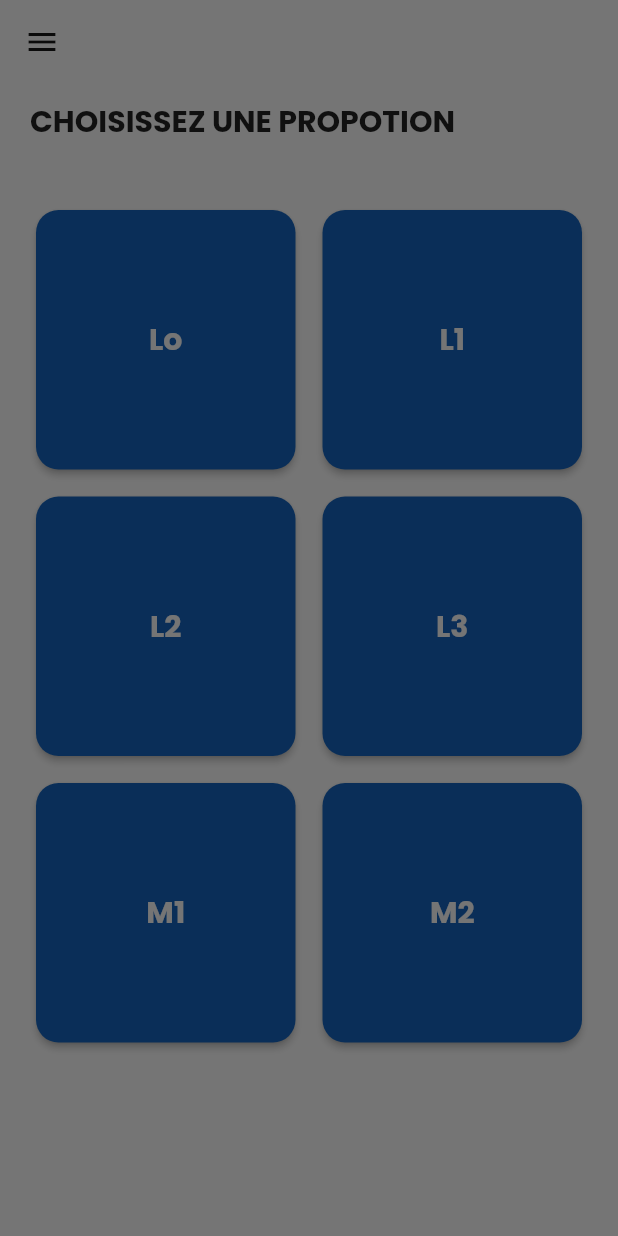
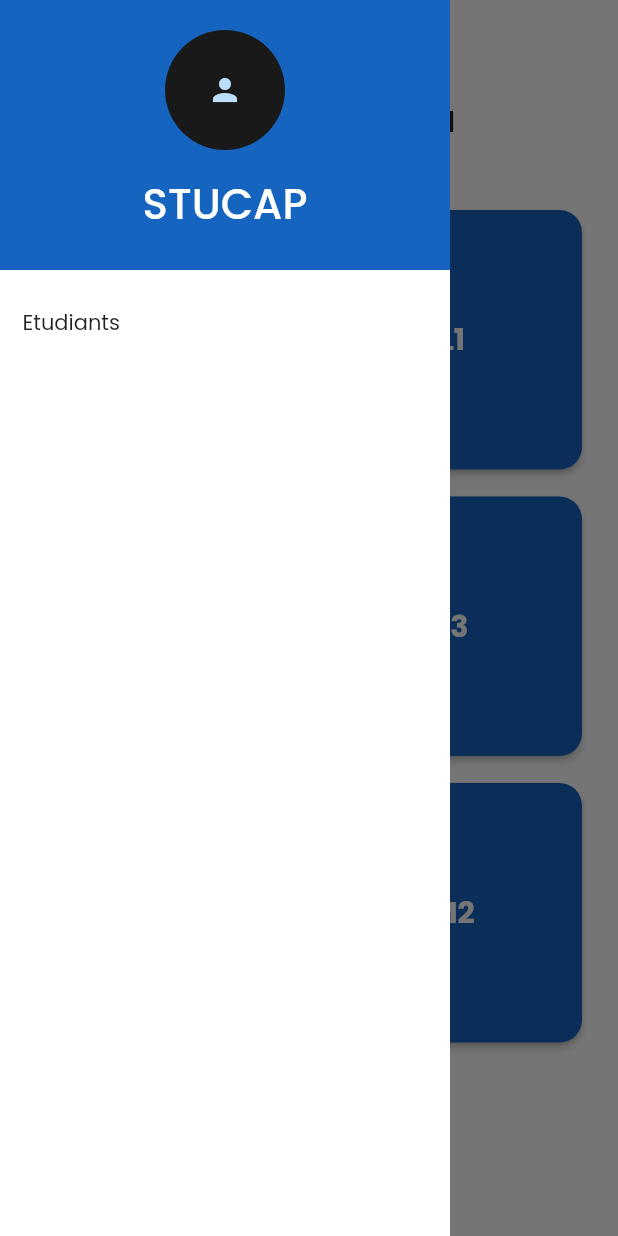
Before and after one commit to prudent-migabo/stucap, a Flutter app: the PresenceScreen screen opened by its route, with the side drawer open, on a phone screen of 412 x 824 dp. Run offline on Flutter 3.47's test engine with Material 2 defaults, Android fonts, the light colour scheme and no system bars.

Commit message:
feat: navigation drawer

```diff
--- a/lib/main.dart
+++ b/lib/main.dart
@@ -19,7 +19,7 @@ class MyApp extends StatelessWidget {
       title: 'STUCAP',
       theme: AppThemeData.lightTheme,
       onGenerateRoute: RouteGenerator.onGeneratedRoutes,
-      initialRoute: PresenceDetailsScreen.routeName,
+      initialRoute: PresenceScreen.routeName,
     );
   }
 }
--- a/lib/presentation/presentation.dart
+++ b/lib/presentation/presentation.dart
@@ -5,6 +5,7 @@ export 'screens/presence_screen/presence_screen.dart';
 export 'screens/presence_details_screen/presence_details_screen.dart';
 export 'screens/presence_scanner_tab/presence_scanner_tab.dart';
 export 'screens/daily_list_students_tab/daily_list_students_tab.dart';
+export 'screens/navigation_drawer/navigation_drawer.dart';
 
 
 
--- a/lib/presentation/screens/navigation_drawer/navigation_drawer.dart
+++ b/lib/presentation/screens/navigation_drawer/navigation_drawer.dart
@@ -0,0 +1,46 @@
+import 'package:flutter/material.dart';
+
+import '../../../config/app_theme.dart';
+import '../../../static/data_values.dart';
+
+Widget navigationDrawer (){
+  return Container(
+     width: 300,
+    color: Colors.white,
+    child: Column(
+      crossAxisAlignment: CrossAxisAlignment.start,
+      children: [
+        Container(
+          padding: const EdgeInsets.all(20),
+          height: 180,
+          width: double.infinity,
+          color: AppThemeData.primaryColor,
+          child: Column(
+            children: [
+              CircleAvatar(
+                radius: 40,
+                backgroundColor: AppThemeData.backgroundGrey,
+                child: Icon(Icons.person),
+              ),
+              const SizedBox(height: 15,),
+              Text(DataValues.appTitle, style: TextStyle(
+                color: AppThemeData.textWhite,
+              fontWeight: AppThemeData.lightTheme.textTheme.titleMedium!.fontWeight,
+                fontSize: AppThemeData.lightTheme.textTheme.headlineSmall!.fontSize,
+              ),),
+            ],
+          ),
+        ),
+        const SizedBox(height: 10,),
+        Padding(padding: const EdgeInsets.all(15),
+          child: Column(
+            children: [
+              Text(DataValues.drawerTitle1,),
+            ],
+          ),
+        ),
+
+      ],
+    ),
+  );
+}
--- a/lib/presentation/screens/presence_screen/presence_screen.dart
+++ b/lib/presentation/screens/presence_screen/presence_screen.dart
@@ -20,7 +20,7 @@ class PresenceScreen extends StatelessWidget {
           }, icon: const Icon(Icons.menu, color: AppThemeData.iconSecondary,)),
         ),
       ),
-      drawer: Container(),
+      drawer: navigationDrawer(),
       body: SingleChildScrollView(
         padding: const EdgeInsets.symmetric(horizontal: 20, vertical: 10),
         child: Column(
--- a/lib/static/data_values.dart
+++ b/lib/static/data_values.dart
@@ -41,4 +41,8 @@ class DataValues {
   static const String academicFeesPaidTitle = "FA payé:";
   static const String academicFeesPaidDescription = "FA restant:";
   static const String confirmationVerificationMessage = "N'est pas en ordre.";
+
+  // NAVIGATION DRAWER
+  static const String drawerTitle1 = "Etudiants";
+  static const String drawerTitle2 = "Paramètres";
 }
```
